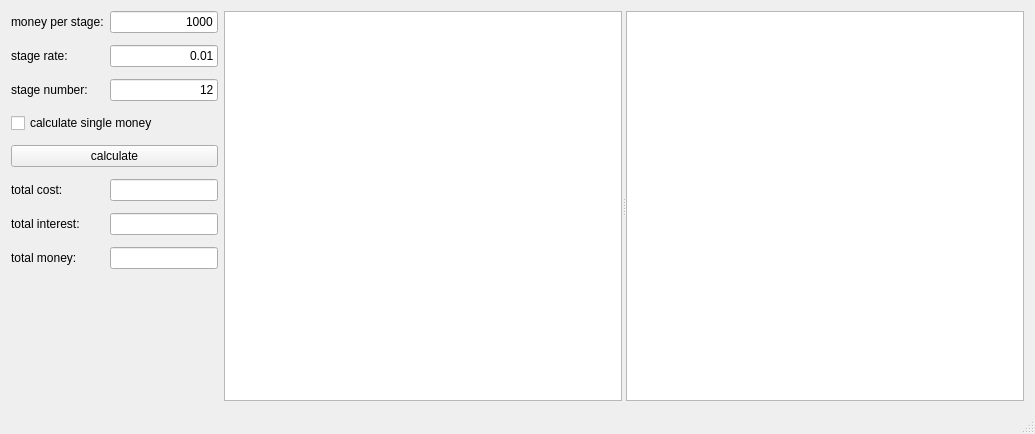
Qt form FinancialCalculator/mainwindow.ui (tyw66/exQt) before a commit.
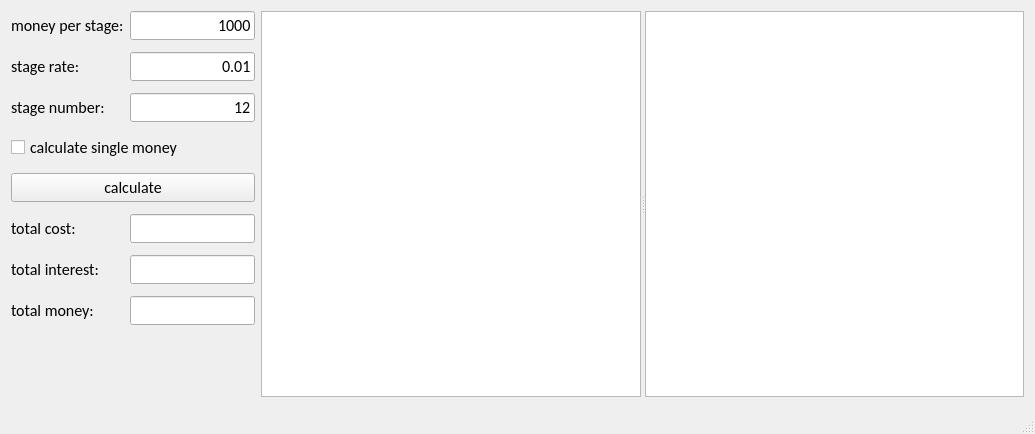
The same form after that commit.

```diff
--- a/FinancialCalculator/mainwindow.ui
+++ b/FinancialCalculator/mainwindow.ui
@@ -10,6 +10,12 @@
     <height>434</height>
    </rect>
   </property>
+  <property name="font">
+   <font>
+    <family>Calibri</family>
+    <pointsize>12</pointsize>
+   </font>
+  </property>
   <property name="windowTitle">
    <string>Calculator</string>
   </property>
```
